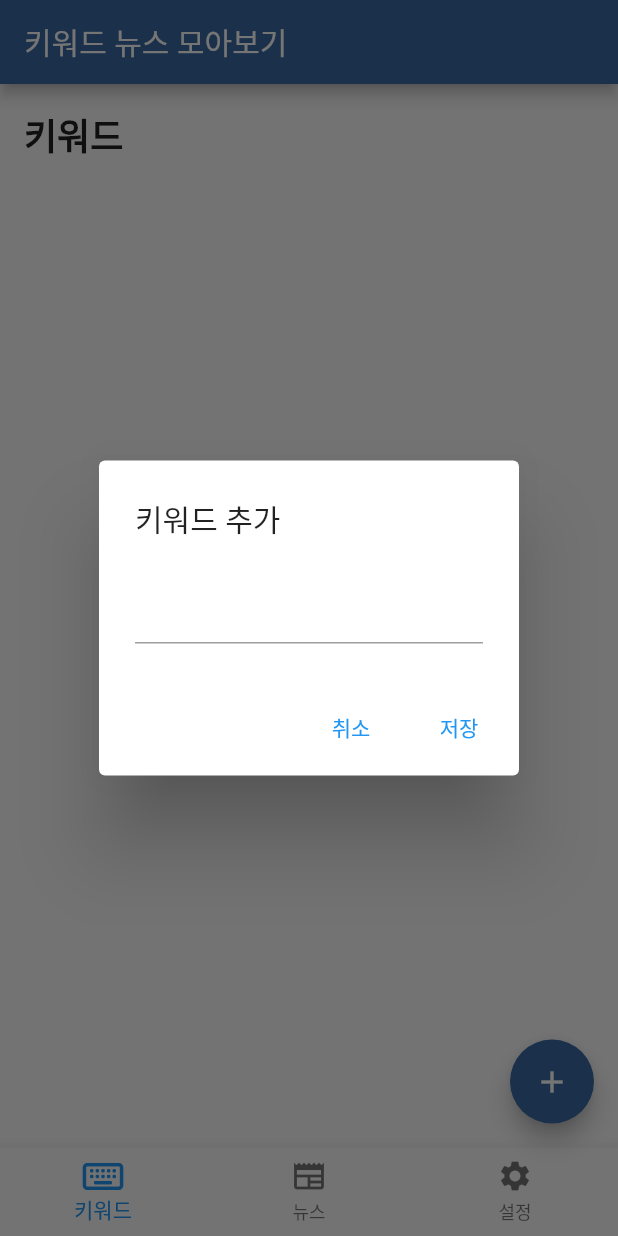
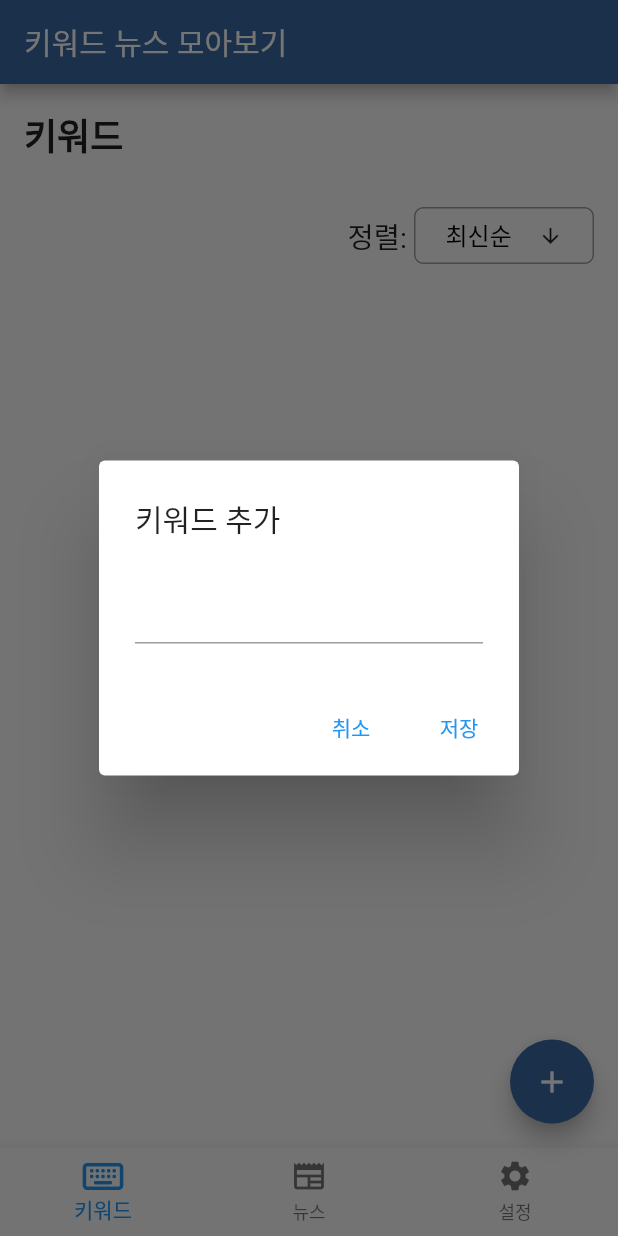
Before and after one commit to njw9108/keyword_news, a Flutter app: the screen it shows after launch, after a tap on the "add" icon, on a phone screen of 412 x 824 dp. Run offline on Flutter 3.47's test engine with Material 2 defaults, Android fonts, the phone set to English and light mode, and no system bars; our stand-ins replace font_awesome_flutter, freezed_annotation, sqflite; accounts and stored records are empty; generated files the repository leaves out were written again.

Commit message:
drop down

```diff
--- a/lib/presentation/keyword/keyword_screen.dart
+++ b/lib/presentation/keyword/keyword_screen.dart
@@ -1,11 +1,58 @@
 import 'package:flutter/material.dart';
+import 'package:news_sorter/presentation/keyword/keyword_view_model.dart';
+import 'package:provider/provider.dart';
 
-class KeywordScreen extends StatelessWidget {
+class KeywordScreen extends StatefulWidget {
   const KeywordScreen({Key? key}) : super(key: key);
 
   @override
+  State<KeywordScreen> createState() => _KeywordScreenState();
+}
+
+class _KeywordScreenState extends State<KeywordScreen> {
+  static const List<String> _dropdownList = [
+    '최신순',
+    '이름순',
+  ];
+
+  String _dropdownValue = '최신순';
+
+  OverlayEntry? _overlayEntry;
+  final LayerLink _layerLink = LayerLink();
+  static const double _dropdownWidth = 120;
+  static const double _dropdownHeight = 38;
+
+  void _createOverlay() {
+    if (_overlayEntry == null) {
+      _overlayEntry = _customDropdown();
+      Overlay.of(context)?.insert(_overlayEntry!);
+    } else {
+      _removeOverlay();
+    }
+  }
+
+  void _removeOverlay() {
+    _overlayEntry?.remove();
+    _overlayEntry = null;
+  }
+
+  @override
+  void dispose() {
+    _overlayEntry?.dispose();
+    super.dispose();
+  }
+
+  @override
   Widget build(BuildContext context) {
-    return Column(
+    final viewModel = context.watch<KeywordViewModel>();
+    final state = viewModel.state;
+
+    return GestureDetector(
+      onTap: () {
+        _removeOverlay();
+      },
+      child: Column(
+        crossAxisAlignment: CrossAxisAlignment.start,
         children: [
           Text(
             '키워드',
@@ -13,8 +60,150 @@ class KeywordScreen extends StatelessWidget {
               fontSize: 24,
               fontWeight: FontWeight.bold,
             ),
+          ),
+          SizedBox(
+            height: 30,
+          ),
+          Row(
+            mainAxisAlignment: MainAxisAlignment.end,
+            children: [
+              Text(
+                '정렬: ',
+                style: TextStyle(fontSize: 19),
+              ),
+              InkWell(
+                onTap: () {
+                  _createOverlay();
+                },
+                child: CompositedTransformTarget(
+                  link: _layerLink,
+                  child: Container(
+                    width: _dropdownWidth,
+                    height: _dropdownHeight,
+                    padding: const EdgeInsets.symmetric(horizontal: 20),
+                    decoration: BoxDecoration(
+                      border: Border.all(
+                        color: Colors.grey,
+                      ),
+                      borderRadius: BorderRadius.circular(6),
+                    ),
+                    child: Row(
+                      mainAxisAlignment: MainAxisAlignment.spaceBetween,
+                      children: [
+                        // 선택값.
+                        Text(
+                          _dropdownValue,
+                          style: const TextStyle(
+                            fontSize: 16,
+                            height: 22 / 16,
+                            color: Colors.black,
+                          ),
+                        ),
+
+                        // 아이콘.
+                        const Icon(
+                          Icons.arrow_downward,
+                          size: 16,
+                        ),
+                      ],
+                    ),
+                  ),
+                ),
+              ),
+            ],
+          ),
+          ...state.keywords
+              .map(
+                (e) => Padding(
+                  padding: const EdgeInsets.symmetric(vertical: 10),
+                  child: Container(
+                    width: double.infinity,
+                    padding: EdgeInsets.all(10),
+                    decoration: BoxDecoration(
+                      borderRadius: BorderRadius.circular(15),
+                      color: Color(0xff75B0F4),
+                    ),
+                    child: Row(
+                      children: [
+                        IconButton(
+                          onPressed: () {},
+                          icon: Icon(Icons.close),
+                        ),
+                        Text(
+                          e.keyword,
+                          style: TextStyle(
+                            fontSize: 20,
+                          ),
+                        ),
+                        Spacer(),
+                        IconButton(
+                          onPressed: () {},
+                          icon: Icon(Icons.dehaze),
+                        ),
+                      ],
+                    ),
+                  ),
+                ),
               )
+              .toList(),
         ],
+      ),
+    );
+  }
+
+  // 드롭다운.
+  OverlayEntry _customDropdown() {
+    return OverlayEntry(
+      maintainState: true,
+      builder: (context) => Positioned(
+        width: _dropdownWidth,
+        child: CompositedTransformFollower(
+          link: _layerLink,
+          offset: const Offset(0, _dropdownHeight),
+          child: Material(
+            color: Colors.white,
+            child: Container(
+              height: 150,
+              decoration: BoxDecoration(
+                border: Border.all(color: Colors.grey),
+                borderRadius: BorderRadius.circular(5),
+              ),
+              child: ListView.separated(
+                physics: const ClampingScrollPhysics(),
+                itemCount: _dropdownList.length,
+                itemBuilder: (context, index) {
+                  return Container(
+                    height: 50,
+                    child: TextButton(
+                      onPressed: () {
+                        setState(() {
+                          _dropdownValue = _dropdownList.elementAt(index);
+                        });
+                        _removeOverlay();
+                      },
+                      child: Text(
+                        _dropdownList.elementAt(index),
+                        style: const TextStyle(
+                          fontSize: 16,
+                          color: Colors.black,
+                        ),
+                      ),
+                    ),
+                  );
+                },
+                separatorBuilder: (context, index) {
+                  return const Padding(
+                    padding: EdgeInsets.symmetric(horizontal: 8),
+                    child: Divider(
+                      color: Colors.grey,
+                    ),
+                  );
+                },
+              ),
+            ),
+          ),
+        ),
+      ),
     );
   }
 }
```
Also changed, not shown: lib/ui/on_hover_detect.dart (added, +38 -0 lines). Lines whose indentation alone changed are shown as unchanged.
